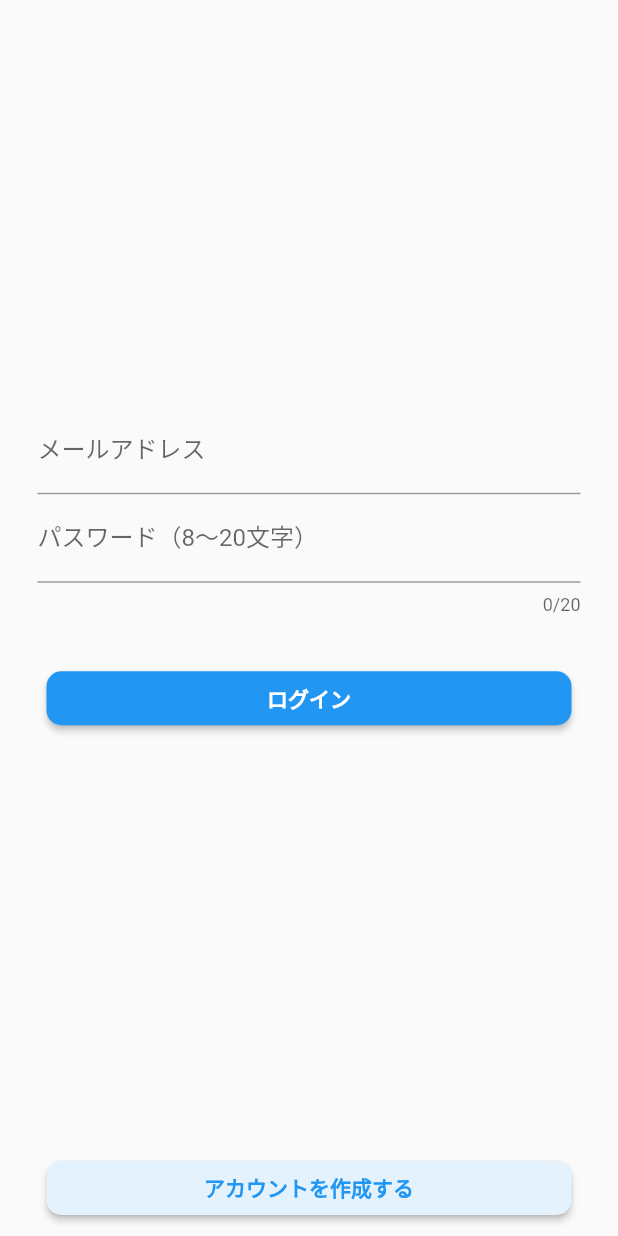
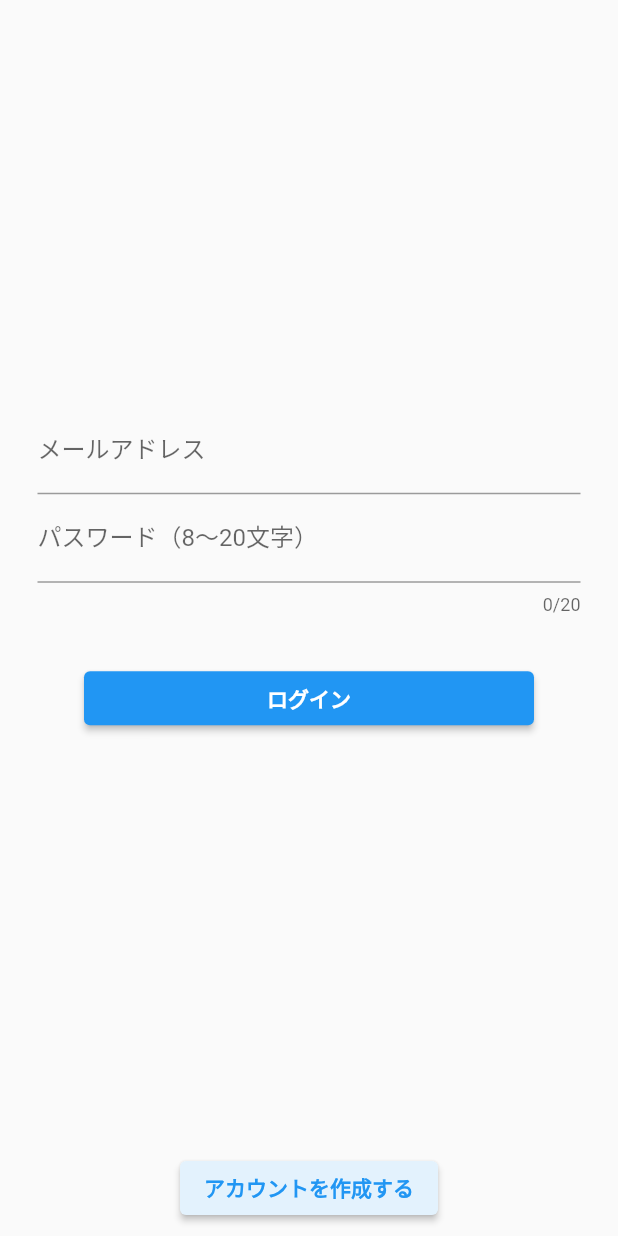
Before and after one commit to togo-mentor/for_the_first_time, a Flutter app: the screen it shows after launch, on a phone screen of 412 x 824 dp. Run offline on Flutter 3.47's test engine with Material 2 defaults, Android fonts, the phone set to English and light mode, and no system bars; our stand-ins replace firebase_auth, firebase_core, reactive_forms; accounts and stored records are empty.

Commit message:
ElevatedBUtton

```diff
--- a/lib/ui/pages/login_page.dart
+++ b/lib/ui/pages/login_page.dart
@@ -48,7 +48,6 @@ class _LoginPageState extends State<LoginPage> {
                     ),
                     obscureText: true,  // パスワードが見えないようRにする
                     maxLength: 20,  // 入力可能な文字数
-                    maxLengthEnforced: false,  // 入力可能な文字数の制限を超える場合の挙動の制御
                     onChanged: (String value) {
                       _login_Password= value;
                     },
@@ -61,17 +60,12 @@ class _LoginPageState extends State<LoginPage> {
                   child:Text(_infoText,
                     style: TextStyle(color: Colors.red),),
                 ),
-
                 ButtonTheme(
                   minWidth: 350.0,
-                  // height: 100.0,
-                  child: RaisedButton(
-
-                    // ボタンの形状
-                    shape: RoundedRectangleBorder(
-                      borderRadius: BorderRadius.circular(10),
-                    ),
-
+                  child: SizedBox(
+                    width: 300,
+                    child:
+                      ElevatedButton(
                         onPressed: () async {
                           try {
                             // メール/パスワードでユーザー登録
@@ -97,15 +91,16 @@ class _LoginPageState extends State<LoginPage> {
                             });
                           }
                         },
-
+                        style: ElevatedButton.styleFrom(
+                          primary: Colors.blue,
+                        ),
                         // ボタン内の文字や書式
                         child: Text('ログイン',
-                      style: TextStyle(fontWeight: FontWeight.bold),),
-                    textColor: Colors.white,
-                    color: Colors.blue,
+                          style: TextStyle(fontWeight: FontWeight.bold, color: Colors.white),
                       ),
                     ),
-              ],
+                  )
+              )],
             ),
         // 画面下にボタンの配置
         ),
@@ -118,13 +113,12 @@ class _LoginPageState extends State<LoginPage> {
               child:ButtonTheme(
                 minWidth: 350.0,
                 // height: 100.0,
-                child: RaisedButton(
+                child: ElevatedButton(
                   child: Text('アカウントを作成する',
-                  style: TextStyle(fontWeight: FontWeight.bold),),
-                  textColor: Colors.blue,
-                  color: Colors.blue[50],
-                  shape: RoundedRectangleBorder(
-                    borderRadius: BorderRadius.circular(10),
+                    style: TextStyle(fontWeight: FontWeight.bold, color: Colors.blue),
+                  ),
+                  style: ElevatedButton.styleFrom(
+                    primary: Colors.blue[50],
                   ),
 
                   // ボタンクリック後にアカウント作成用の画面の遷移する。
```
Lines whose indentation alone changed are shown as unchanged.
